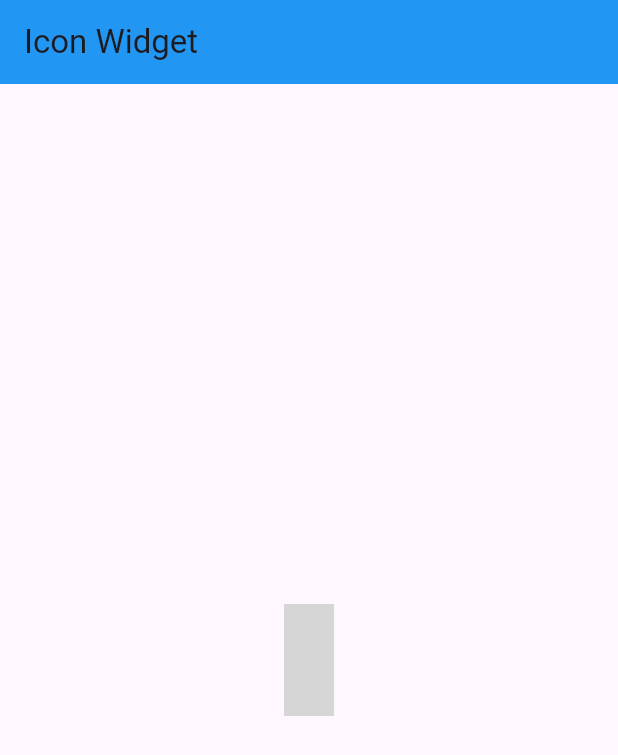
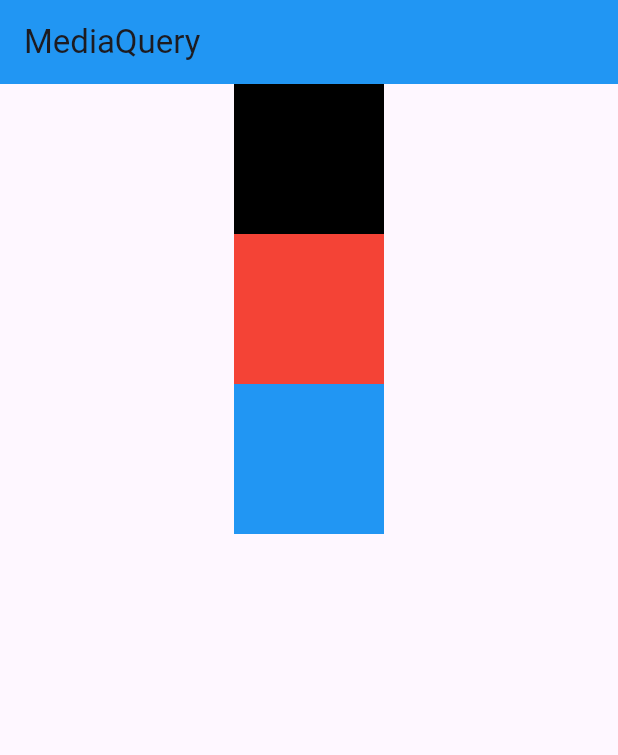
Before and after one commit to Elmosius/Multi-Platform, a Flutter app: the MainPage screen opened directly, on a phone screen of 412 x 824 dp. Shown: the top 755 px of the screen. Run offline on Flutter 3.47's test engine with Material 3 defaults, Android fonts, the phone set to English and light mode, and no system bars; our stand-ins replace image_picker, material_design_icons_flutter, shared_preferences; accounts and stored records are empty; grey boxes are pictures that could not be loaded.

Commit message:
updated
13, 21, 22, 41

```diff
--- a/belajar_sendiri/flutter_application_1/lib/main_page.dart
+++ b/belajar_sendiri/flutter_application_1/lib/main_page.dart
@@ -397,21 +397,61 @@ class MainPage extends StatelessWidget {
   //     );
   // }
 
-  ////// Icon Widget
+  //// Icon Widget
+  // @override
+  // Widget build(BuildContext context) {
+  //   return Scaffold(
+  //     appBar: AppBar(
+  //       title: const Text('Icon Widget'),
+  //       backgroundColor: Colors.blue,
+  //     ),
+  //     body: Center(
+  //       child: Icon(
+  //         MdiIcons.googleDownasaur,
+  //         size: 75,
+  //         color: Colors.black,
+  //       ),
+  //     ),
+  //   );
+  // }
+
+  ////// Responsive App - MediaQuery
   @override
   Widget build(BuildContext context) {
     return Scaffold(
       appBar: AppBar(
-        title: const Text('Icon Widget'),
+        title: const Text('MediaQuery'),
         backgroundColor: Colors.blue,
       ),
       body: Center(
-        child: Icon(
-          MdiIcons.googleDownasaur,
-          size: 75,
-          color: Colors.black,
-        ),
+        child: MediaQuery.of(context).orientation == Orientation.portrait
+            ? Column(
+                children: generateContainers,
+              )
+            : Row(
+                children: generateContainers,
+              ),
       ),
     );
   }
+
+  List<Widget> get generateContainers {
+    return [
+      Container(
+        color: Colors.black,
+        width: 100,
+        height: 100,
+      ),
+      Container(
+        color: Colors.red,
+        width: 100,
+        height: 100,
+      ),
+      Container(
+        color: Colors.blue,
+        width: 100,
+        height: 100,
+      ),
+    ];
+  }
 }
--- a/belajar_sendiri/flutter_application_1/pubspec.yaml
+++ b/belajar_sendiri/flutter_application_1/pubspec.yaml
@@ -13,6 +13,7 @@ dependencies:
   material_design_icons_flutter: 7.0.7296
   google_fonts: ^6.2.1
   image_picker: ^1.1.2
+  shared_preferences: ^2.3.2
 
 dev_dependencies:
   flutter_test:
@@ -32,3 +33,6 @@ flutter:
         weight: 100
       - asset: fonts/NotoSansJP-Light.ttf
         weight: 300
+
+
+  # assets:
```
Also changed, not shown: belajar_sendiri/flutter_application_1/lib/main_page2.dart (+136 -51 lines), belajar_sendiri/flutter_application_1/pubspec.lock, 1 other file.
